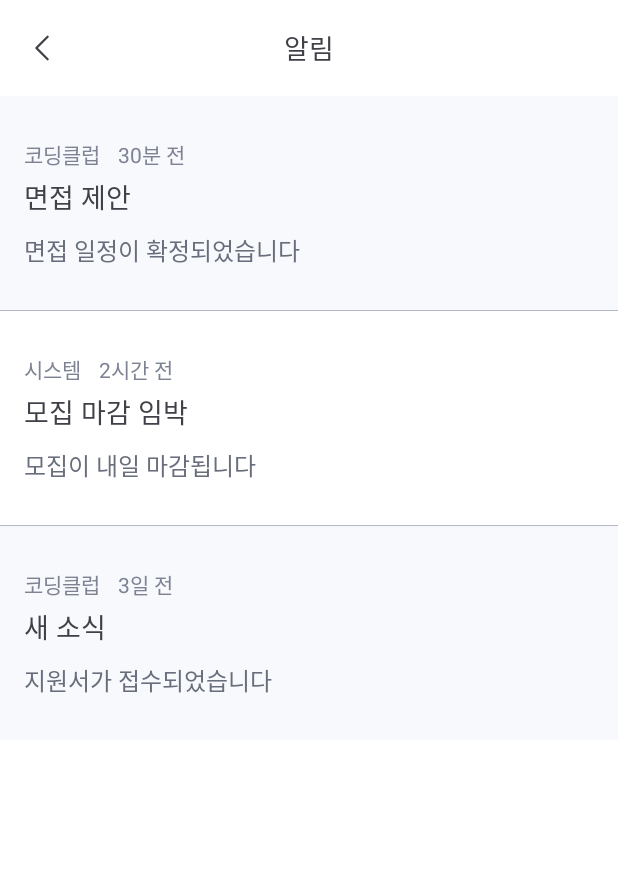
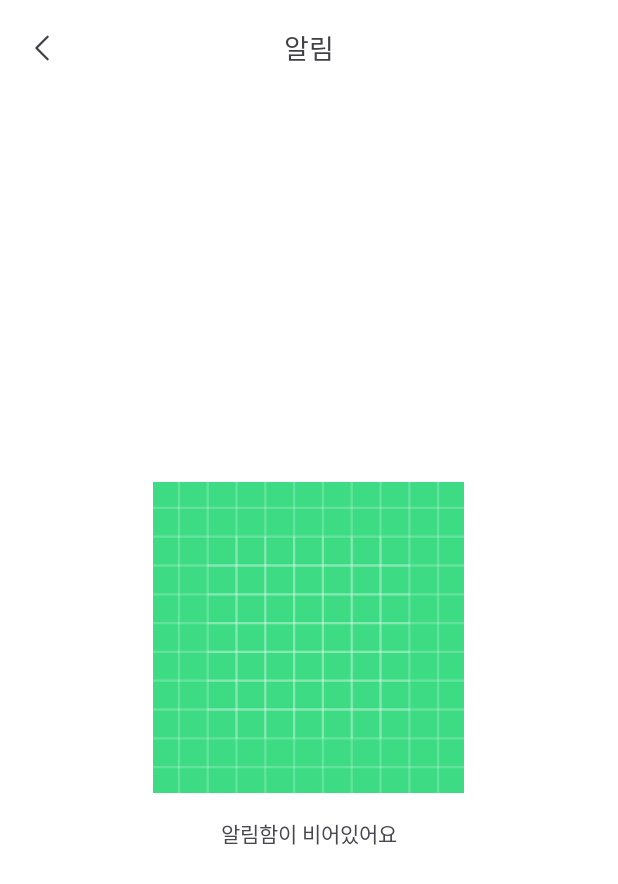
Before and after one commit to BaekCCI/UntitledProject_and, an Android app: the NotificationFragment screen opened through its navigation route, on a phone screen of 412 x 824 dp. Shown: the top 884 px of the screen. Run offline under Robolectric (Android 15) with nearby library versions, the phone set to English and light mode, and no system bars; our stand-ins replace Dagger/Hilt's generated code, Firebase (no records; nobody signed in at launch, a user with empty details on screens opened directly), navigation-ui; pictures from the network do not load.

Commit message:
✨[Feat] 알림-유저 연동 및 board 화면 알림 상태 반영
- NotificationRemote/Repository
  - is_read=false 알림 존재 여부를 Flow로 반환
  - userId 기반 알림 리스트 조회 기능 추가
  - 알림을 is_read=true로 수정하는 로직 구현
- NotificationResponse: is_read 필드 매핑을 위해 PropertyName 추가
- NotificationFragment/ViewModel
  - 알림 화면 접근 시 해당 유저의 알림 is_read = true로 업데이트
- BoardFragment/ViewModel
  - Toolbar 알림 아이콘 상태를 onPrepareMenu에서 반영
  - PostRemote: status="recruiting" 인 데이터만 가져오도록 수정 및 created_at 기준 정렬

```diff
--- a/app/src/main/java/com/baek/untitledproject/data/model/NotificationResponse.kt
+++ b/app/src/main/java/com/baek/untitledproject/data/model/NotificationResponse.kt
@@ -1,8 +1,9 @@
 package com.baek.untitledproject.data.model
 
 import com.google.firebase.Timestamp
+import com.google.firebase.firestore.PropertyName
 
-data class NotificationResponse (
+data class NotificationResponse(
     val notification_id: String = "",
     val sender_user_id: String? = null,
     val receiver_user_id: String = "",
@@ -11,6 +12,8 @@ data class NotificationResponse (
     val title: String = "",
     val message: String = "",
     val notification_type: String = "",
-    val is_read: Boolean = false,
+    @get:PropertyName("is_read")
+    @set:PropertyName("is_read")
+    var is_read: Boolean = false,
     val created_at: Timestamp? = null
 )
--- /dev/null
+++ b/app/src/main/java/com/baek/untitledproject/data/remote/NotificationRemote.kt
@@ -0,0 +1,62 @@
+package com.baek.untitledproject.data.remote
+
+import android.util.Log
+import com.baek.untitledproject.data.model.NotificationResponse
+import com.baek.untitledproject.data.model.PostResponse
+import com.google.firebase.firestore.FirebaseFirestore
+import kotlinx.coroutines.channels.awaitClose
+import kotlinx.coroutines.flow.Flow
+import kotlinx.coroutines.flow.callbackFlow
+import kotlinx.coroutines.tasks.await
+import javax.inject.Inject
+
+class NotificationRemote @Inject constructor(
+    private val db: FirebaseFirestore
+) {
+
+    private val notifications = db.collection("notifications")
+
+
+    fun hasNewNotification(userId: String): Flow<Boolean> = callbackFlow {
+        val reg = notifications
+            .whereEqualTo("receiver_user_id", userId)
+            .whereEqualTo("is_read", false)
+            .limit(1)
+            .addSnapshotListener { value, error ->
+                if (error != null) {
+                    trySend(false)
+                    return@addSnapshotListener
+                }
+                trySend(value != null && !value.isEmpty)
+            }
+        awaitClose { reg.remove() }
+    }
+
+    suspend fun getNotifications(userId: String): List<NotificationResponse> {
+
+        val snap = notifications.whereEqualTo("receiver_user_id", userId)
+            .get().await()
+
+        val docs = snap.documents.sortedByDescending { it.getTimestamp("created_at") }
+        return docs.map { doc ->
+            requireNotNull(doc.toObject(NotificationResponse::class.java)) {
+                "NotificationResponse 매핑 실패: ${doc.id}"
+            }
+        }
+    }
+
+    suspend fun markAllAsRead(userId: String) {
+        val snap = notifications
+            .whereEqualTo("receiver_user_id", userId)
+            .whereEqualTo("is_read", false)
+            .get()
+            .await()
+        if (snap.isEmpty) return
+
+        val batch = db.batch()
+        snap.documents.forEach { doc ->
+            batch.update(doc.reference, "is_read", true)
+        }
+        batch.commit().await()
+    }
+}
--- a/app/src/main/java/com/baek/untitledproject/data/remote/PostRemote.kt
+++ b/app/src/main/java/com/baek/untitledproject/data/remote/PostRemote.kt
@@ -25,8 +25,11 @@ object PostRemote {
         val db = FirebaseFirestore.getInstance()
 
         //posts 조회
-        val postsSnap = db.collection("posts").get().await()
-        val postDocs = postsSnap.documents
+        val postsSnap = db.collection("posts")
+            .whereEqualTo("status", "recruiting")
+            .get()
+            .await()
+        val postDocs = postsSnap.documents.sortedByDescending { it.getTimestamp("created_at") }
         val postIds = postDocs.map { it.id }
 
         //썸네일 이미지 조회(postId to Uri)
--- a/app/src/main/java/com/baek/untitledproject/data/repository/NotificationRepositoryImpl.kt
+++ b/app/src/main/java/com/baek/untitledproject/data/repository/NotificationRepositoryImpl.kt
@@ -2,21 +2,38 @@ package com.baek.untitledproject.data.repository
 
 import android.util.Log
 import com.baek.untitledproject.data.model.mapper.toDomain
+import com.baek.untitledproject.data.remote.NotificationRemote
 import com.baek.untitledproject.data.sample.NotificationSampleData
 import com.baek.untitledproject.domain.data.Notification
 import com.baek.untitledproject.domain.repository.NotificationRepository
 import com.baek.untitledproject.domain.utils.Result
+import kotlinx.coroutines.flow.Flow
 import javax.inject.Inject
 
-class NotificationRepositoryImpl @Inject constructor() : NotificationRepository {
+class NotificationRepositoryImpl @Inject constructor(
+    private val notificationRemote: NotificationRemote
+) : NotificationRepository {
+
+
+    override fun hasNewNotification(userId: String): Flow<Boolean> {
+        return notificationRemote.hasNewNotification(userId)
+    }
+
     override suspend fun getNotifications(userId: String): Result<List<Notification>> {
         return try {
-            val notifications = NotificationSampleData.notiList
-            val result = notifications.filter { it.receiver_user_id == userId }.map{it.toDomain()}
-            Result.Success(result)
+            val notifications = notificationRemote.getNotifications(userId).map { it.toDomain() }
+            Result.Success(notifications)
         } catch (e: Exception) {
             Log.e("NotificationRepository", "알림 로딩 실패", e)
             Result.Error(" 알림을 불러오는데 실패하였습니다.", e)
         }
     }
+
+    override suspend fun markNotificationsAsRead(userId: String) {
+        try {
+            notificationRemote.markAllAsRead(userId)
+        } catch (e: Exception) {
+            Log.e("NotificationRepository", "알림 읽음 표시 실패", e)
+        }
+    }
 }
--- a/app/src/main/java/com/baek/untitledproject/domain/repository/NotificationRepository.kt
+++ b/app/src/main/java/com/baek/untitledproject/domain/repository/NotificationRepository.kt
@@ -2,7 +2,12 @@ package com.baek.untitledproject.domain.repository
 
 import com.baek.untitledproject.domain.data.Notification
 import com.baek.untitledproject.domain.utils.Result
+import kotlinx.coroutines.flow.Flow
 
 interface NotificationRepository {
+
+    fun hasNewNotification(userId: String) : Flow<Boolean>
     suspend fun getNotifications(userId: String): Result<List<Notification>>
+
+    suspend fun markNotificationsAsRead(userId: String)
 }
--- a/app/src/main/java/com/baek/untitledproject/ui/board/BoardFragment.kt
+++ b/app/src/main/java/com/baek/untitledproject/ui/board/BoardFragment.kt
@@ -114,10 +114,27 @@ class BoardFragment : Fragment() {
     //toolbar 설정
     private fun setToolbar() {
         val menuHost: MenuHost = requireActivity()
+
         menuHost.addMenuProvider(object : MenuProvider {
             override fun onCreateMenu(menu: Menu, menuInflater: MenuInflater) {
                 menu.clear()
                 menuInflater.inflate(R.menu.menu_board, menu)
+
+                val alertItem = menu.findItem(R.id.action_alert)
+                val hasNew = viewModel.hasNewNoti.value
+                alertItem.setIcon(
+                    if (hasNew) R.drawable.ic_alarm_on
+                    else R.drawable.ic_alarm_off
+                )
+            }
+
+            override fun onPrepareMenu(menu: Menu) {
+                val alertItem = menu.findItem(R.id.action_alert)
+                val hasNew = viewModel.hasNewNoti.value
+                alertItem.setIcon(
+                    if (hasNew) R.drawable.ic_alarm_on
+                    else R.drawable.ic_alarm_off
+                )
             }
 
             override fun onMenuItemSelected(menuItem: MenuItem): Boolean {
--- a/app/src/main/java/com/baek/untitledproject/ui/board/BoardRVAdapter.kt
+++ b/app/src/main/java/com/baek/untitledproject/ui/board/BoardRVAdapter.kt
@@ -21,7 +21,7 @@ class BoardRVAdapter(private val onItemClick: (PostSummary) -> Unit) :
                 oldItem: PostSummary,
                 newItem: PostSummary
             ): Boolean {
-               return oldItem.postId == newItem.postId
+                return oldItem.postId == newItem.postId
             }
 
             override fun areContentsTheSame(
@@ -40,7 +40,7 @@ class BoardRVAdapter(private val onItemClick: (PostSummary) -> Unit) :
             val radiusPx = (10f * binding.root.resources.displayMetrics.density).roundToInt()
             binding.organizationTxt.text = item.organization
             binding.titleTxt.text = item.title
-            binding.recruitStateTxt.text = item.status
+            binding.recruitStateTxt.text = if (item.status == "recruiting") "모집중" else ""
             Glide.with(binding.thumbnailImg)
                 .load(item.imgUri)
                 .transform(CenterCrop(), RoundedCorners(radiusPx))
@@ -53,7 +53,8 @@ class BoardRVAdapter(private val onItemClick: (PostSummary) -> Unit) :
     }
 
     override fun onCreateViewHolder(parent: ViewGroup, viewType: Int): BoardViewHolder {
-        val binding = ItemBoardLayoutBinding.inflate(LayoutInflater.from(parent.context),parent,false)
+        val binding =
+            ItemBoardLayoutBinding.inflate(LayoutInflater.from(parent.context), parent, false)
         return BoardViewHolder(binding)
     }
 
--- a/app/src/main/java/com/baek/untitledproject/ui/board/BoardViewModel.kt
+++ b/app/src/main/java/com/baek/untitledproject/ui/board/BoardViewModel.kt
@@ -5,23 +5,35 @@ import androidx.lifecycle.ViewModel
 import androidx.lifecycle.viewModelScope
 import com.baek.untitledproject.domain.data.PostSummary
 import com.baek.untitledproject.domain.repository.BoardRepository
+import com.baek.untitledproject.domain.repository.NotificationRepository
+import com.baek.untitledproject.domain.repository.SessionRepository
 import dagger.hilt.android.lifecycle.HiltViewModel
 import kotlinx.coroutines.flow.MutableStateFlow
 import kotlinx.coroutines.flow.StateFlow
 import kotlinx.coroutines.launch
 import javax.inject.Inject
 import com.baek.untitledproject.domain.utils.Result
+import com.baek.untitledproject.domain.utils.SessionState
+import kotlinx.coroutines.ExperimentalCoroutinesApi
 import kotlinx.coroutines.flow.SharingStarted
+import kotlinx.coroutines.flow.collect
 import kotlinx.coroutines.flow.combine
+import kotlinx.coroutines.flow.distinctUntilChanged
+import kotlinx.coroutines.flow.flatMapLatest
+import kotlinx.coroutines.flow.flowOf
+import kotlinx.coroutines.flow.map
 import kotlinx.coroutines.flow.stateIn
 
 @HiltViewModel
 class BoardViewModel @Inject constructor(
-    private val boardRepository: BoardRepository
+    private val boardRepository: BoardRepository,
+    private val sessionRepository: SessionRepository,
+    private val notificationRepository: NotificationRepository
 ) : ViewModel() {
 
     init {
         loadBoardList()
+        observeHasNewNoti()
     }
 
     private val _boardList = MutableStateFlow<Result<List<PostSummary>>>(Result.Loading)
@@ -30,12 +42,30 @@ class BoardViewModel @Inject constructor(
     private val _query = MutableStateFlow("")
     val query: StateFlow<String> = _query
 
+    private val _hasNewNoti = MutableStateFlow(false)
+    val hasNewNoti: StateFlow<Boolean> = _hasNewNoti
+
     fun loadBoardList() {
         viewModelScope.launch {
             _boardList.value = Result.Loading
             val result = boardRepository.getPostSummaryList()
             Log.d("BoardViewModel", "getBoardList 결과 = $result")
             _boardList.value = result
+        }
+    }
+
+    @OptIn(ExperimentalCoroutinesApi::class)
+    private fun observeHasNewNoti() {
+        viewModelScope.launch {
+            sessionRepository.session
+                .map { (it as? SessionState.LoggedIn)?.userId }
+                .distinctUntilChanged()
+                .flatMapLatest { userId ->
+                    if (userId.isNullOrBlank()) flowOf(false)
+                    else notificationRepository.hasNewNotification(userId)
+                }
+                .distinctUntilChanged()
+                .collect { _hasNewNoti.value = it }
         }
     }
 
--- a/app/src/main/java/com/baek/untitledproject/ui/board/notification/NotificationFragment.kt
+++ b/app/src/main/java/com/baek/untitledproject/ui/board/notification/NotificationFragment.kt
@@ -46,7 +46,6 @@ class NotificationFragment : Fragment() {
         loadNotifications()
         observeNotification()
         initAdapter()
-        //TODO: is_read = true 로 변경하는 로직(기준=?)
     }
 
     private fun loadNotifications() {
@@ -102,9 +101,10 @@ class NotificationFragment : Fragment() {
             binding.notificationList.addItemDecoration(dec)
         }
     }
+
     override fun onResume() {
         super.onResume()
-        (activity as? MainActivity)?.setToolbar(detailVisible = true, title="알림")
+        (activity as? MainActivity)?.setToolbar(detailVisible = true, title = "알림")
     }
 
     override fun onDestroyView() {
--- a/app/src/main/java/com/baek/untitledproject/ui/board/notification/NotificationViewModel.kt
+++ b/app/src/main/java/com/baek/untitledproject/ui/board/notification/NotificationViewModel.kt
@@ -5,6 +5,7 @@ import androidx.lifecycle.ViewModel
 import androidx.lifecycle.viewModelScope
 import com.baek.untitledproject.domain.data.Notification
 import com.baek.untitledproject.domain.repository.NotificationRepository
+import com.baek.untitledproject.domain.repository.SessionRepository
 import dagger.hilt.android.lifecycle.HiltViewModel
 import kotlinx.coroutines.flow.MutableStateFlow
 import javax.inject.Inject
@@ -14,17 +15,28 @@ import kotlinx.coroutines.launch
 
 @HiltViewModel
 class NotificationViewModel @Inject constructor(
-    val repository: NotificationRepository
-) :ViewModel(){
+    private val notificationRepository: NotificationRepository,
+    private val sessionRepository: SessionRepository
+) : ViewModel() {
     private val _notifications = MutableStateFlow<Result<List<Notification>>>(Result.Loading)
     val notifications: StateFlow<Result<List<Notification>>> = _notifications
 
-    fun load(){
+    private val userId = sessionRepository.currentUid()
+
+    fun load() {
         viewModelScope.launch {
             _notifications.value = Result.Loading
-            val result = repository.getNotifications("user1")
-            Log.d("NotificationViewModel","load 결과 = $result")
+            if (userId == null) {
+                _notifications.value = Result.None
+                return@launch
+            }
+            val result = notificationRepository.getNotifications(userId)
             _notifications.value = result
+
+            //서버 값 is_read = true로 변경
+            if (result is Result.Success) {
+                notificationRepository.markNotificationsAsRead(userId)
+            }
         }
     }
 }
--- a/app/src/main/res/menu/menu_board.xml
+++ b/app/src/main/res/menu/menu_board.xml
@@ -4,7 +4,7 @@
 
     <item
         android:id="@+id/action_alert"
-        android:icon="@drawable/ic_alarm_default"
+        android:icon="@drawable/ic_alarm_off"
         android:title="알림"
         app:showAsAction="ifRoom" />
     <item
```
Also changed, not shown: app/src/main/res/drawable/ic_alarm_off.xml (renamed from app/src/main/res/drawable/ic_alarm_default.xml), app/src/main/res/drawable/ic_alarm_on.xml (renamed from app/src/main/res/drawable/ic_alarm_new.xml).
